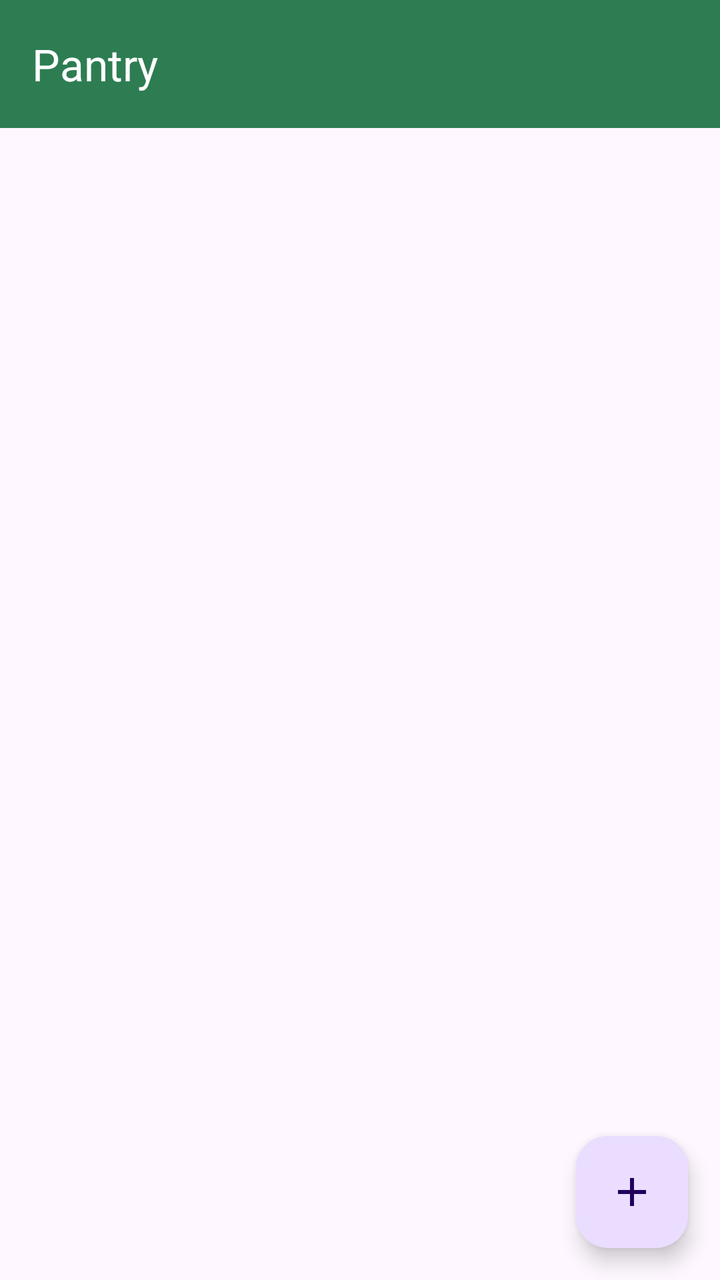
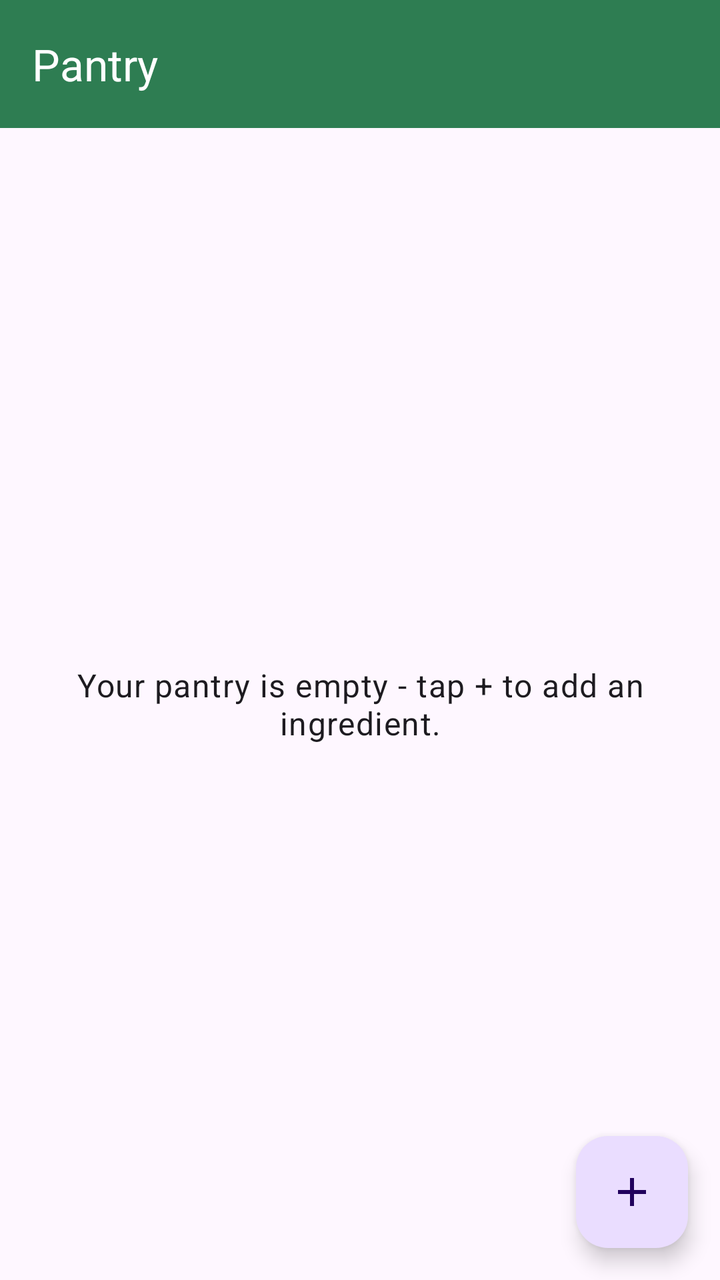

Before-and-after screenshots of an Android layout around one commit, followed by the original layout XML and the change that was made.
<!-- AndroidManifest.xml: application theme Theme.Skaflik -->
<!-- res/layout/fragment_pantry_list.xml -->
<?xml version="1.0" encoding="utf-8"?>
<androidx.constraintlayout.widget.ConstraintLayout
    xmlns:android="http://schemas.android.com/apk/res/android"
    xmlns:app="http://schemas.android.com/apk/res-auto"
    android:layout_width="match_parent"
    android:layout_height="match_parent">

    <com.google.android.material.appbar.MaterialToolbar
        android:id="@+id/toolbar_pantry"
        android:layout_width="0dp"
        android:layout_height="?attr/actionBarSize"
        android:background="?attr/colorPrimary"
        app:title="@string/nav_pantry"
        app:titleTextColor="?attr/colorOnPrimary"
        app:layout_constraintTop_toTopOf="parent"
        app:layout_constraintStart_toStartOf="parent"
        app:layout_constraintEnd_toEndOf="parent" />

    <androidx.recyclerview.widget.RecyclerView
        android:id="@+id/recycler_pantry"
        android:layout_width="0dp"
        android:layout_height="0dp"
        android:clipToPadding="false"
        android:paddingBottom="88dp"
        app:layout_constraintTop_toBottomOf="@id/toolbar_pantry"
        app:layout_constraintStart_toStartOf="parent"
        app:layout_constraintEnd_toEndOf="parent"
        app:layout_constraintBottom_toBottomOf="parent" />

    
    <TextView
        android:id="@+id/text_empty_pantry"
        android:layout_width="0dp"
        android:layout_height="wrap_content"
        android:layout_marginHorizontal="32dp"
        android:gravity="center"
        android:text="@string/empty_pantry"
        android:textAppearance="?attr/textAppearanceBodyLarge"
        android:visibility="gone"
        app:layout_constraintTop_toBottomOf="@id/toolbar_pantry"
        app:layout_constraintStart_toStartOf="parent"
        app:layout_constraintEnd_toEndOf="parent"
        app:layout_constraintBottom_toBottomOf="parent" />

    <com.google.android.material.floatingactionbutton.FloatingActionButton
        android:id="@+id/fab_add_item"
        android:layout_width="wrap_content"
        android:layout_height="wrap_content"
        android:layout_margin="16dp"
        android:contentDescription="@string/pantry_add_item"
        android:src="@drawable/ic_add"
        app:layout_constraintEnd_toEndOf="parent"
        app:layout_constraintBottom_toBottomOf="parent" />

</androidx.constraintlayout.widget.ConstraintLayout>
<!-- resources referenced by this layout -->
<resources>
  <!-- drawable ic_add (drawable) -->
  <vector xmlns:android="http://schemas.android.com/apk/res/android"
      android:width="24dp"
      android:height="24dp"
      android:viewportWidth="24"
      android:viewportHeight="24"
      android:tint="?attr/colorOnPrimary">
      <path
          android:fillColor="@android:color/white"
          android:pathData="M11,5h2v14h-2zM5,11h14v2H5z" />
  </vector>
  <string name="empty_pantry">Your pantry is empty - tap + to add an ingredient.</string>
  <string name="nav_pantry">Pantry</string>
  <string name="pantry_add_item">Add an ingredient</string>
  <style name="Theme.Skaflik" parent="Theme.Material3.DayNight.NoActionBar">
          <item name="colorPrimary">@color/skaflik_green</item>
          <item name="colorPrimaryDark">@color/skaflik_green_dark</item>
          <item name="colorOnPrimary">@color/white</item>
          <item name="colorSecondary">@color/skaflik_terracotta</item>
          <item name="colorOnSecondary">@color/white</item>
          <item name="android:statusBarColor" tools:targetApi="l">@color/skaflik_green_dark</item>
          
          <item name="preferenceTheme">@style/PreferenceThemeOverlay</item>
      </style>
  <color name="skaflik_green">#FF2E7D52</color>
  <color name="skaflik_green_dark">#FF1B5E3A</color>
  <color name="white">#FFFFFFFF</color>
  <color name="skaflik_terracotta">#FFC2603F</color>
</resources>

<!-- the commit's change to res/layout/fragment_pantry_list.xml (unified diff, before → after) -->
@@ -3,7 +3,8 @@
     xmlns:android="http://schemas.android.com/apk/res/android"
     xmlns:app="http://schemas.android.com/apk/res-auto"
     android:layout_width="match_parent"
-    android:layout_height="match_parent">
+    android:layout_height="match_parent"
+    android:fitsSystemWindows="true">
 
     <com.google.android.material.appbar.MaterialToolbar
         android:id="@+id/toolbar_pantry"
@@ -22,6 +23,7 @@
         android:layout_height="0dp"
         android:clipToPadding="false"
         android:paddingBottom="88dp"
+        android:visibility="gone"
         app:layout_constraintTop_toBottomOf="@id/toolbar_pantry"
         app:layout_constraintStart_toStartOf="parent"
         app:layout_constraintEnd_toEndOf="parent"
@@ -36,7 +38,6 @@
         android:gravity="center"
         android:text="@string/empty_pantry"
         android:textAppearance="?attr/textAppearanceBodyLarge"
-        android:visibility="gone"
         app:layout_constraintTop_toBottomOf="@id/toolbar_pantry"
         app:layout_constraintStart_toStartOf="parent"
         app:layout_constraintEnd_toEndOf="parent"
<!-- resource entries referenced after the edit -->
@@ -20,7 +20,8 @@
           <item name="colorOnPrimary">@color/white</item>
           <item name="colorSecondary">@color/skaflik_terracotta</item>
           <item name="colorOnSecondary">@color/white</item>
-          <item name="android:statusBarColor" tools:targetApi="l">@color/skaflik_green_dark</item>
+          
+          <item name="android:windowLightStatusBar" tools:targetApi="m">true</item>
           
           <item name="preferenceTheme">@style/PreferenceThemeOverlay</item>
       </style>
